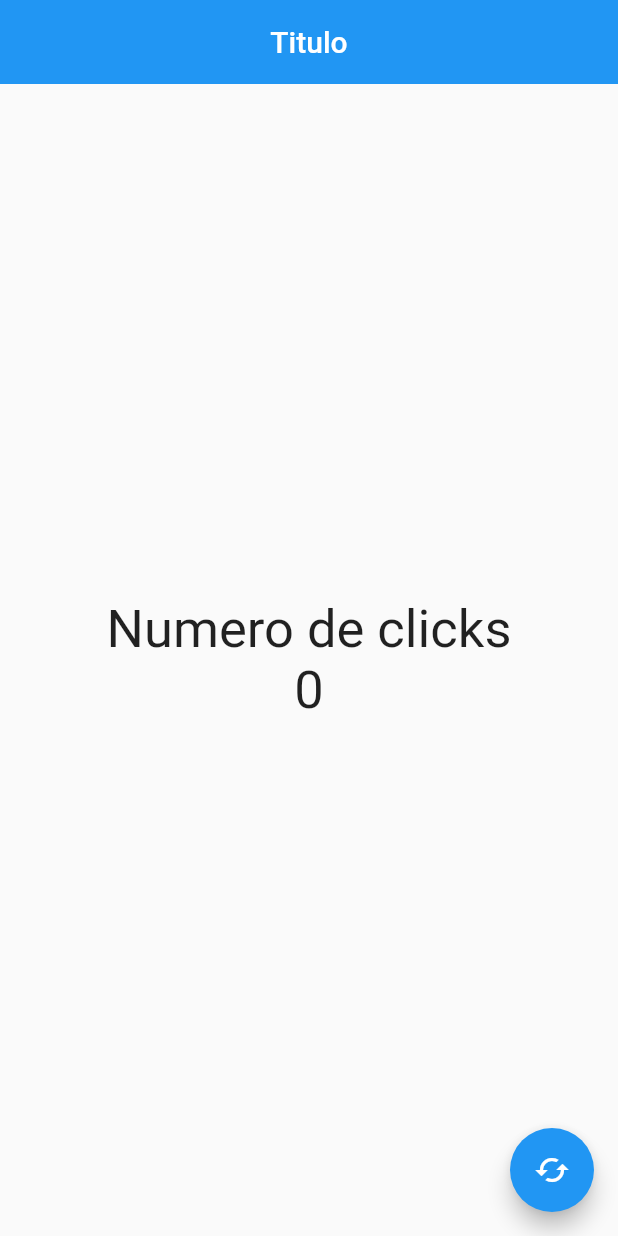
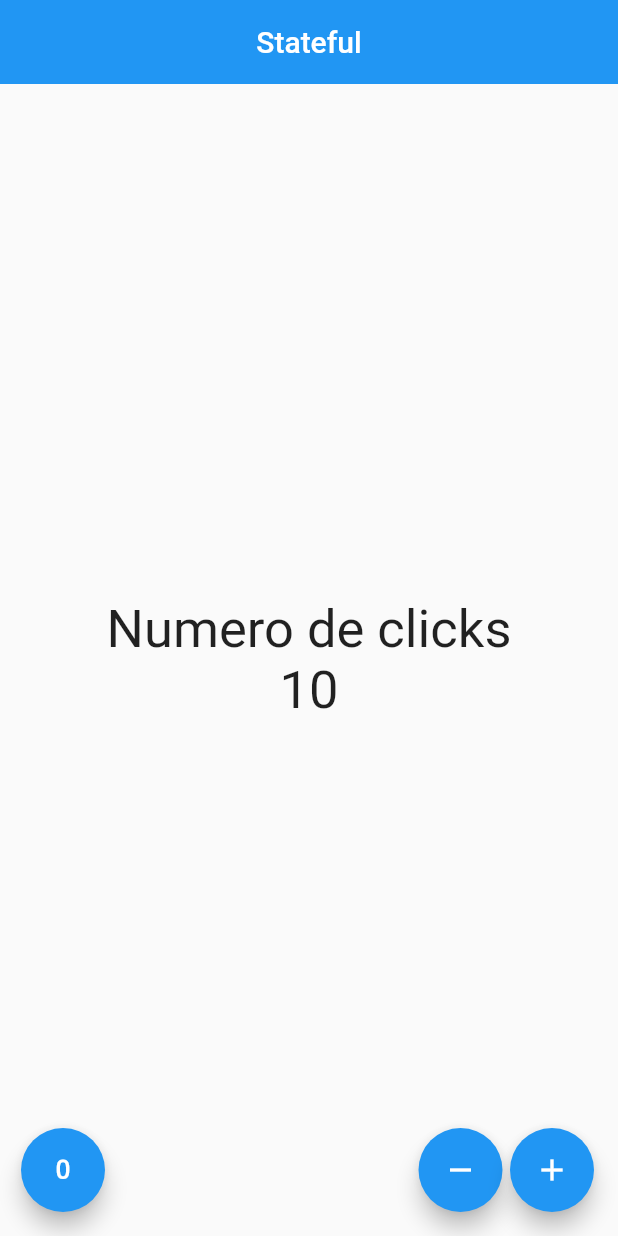
Before and after one commit to stiven212/flutter_project, a Flutter app: the screen it shows after launch, on a phone screen of 412 x 824 dp. Run offline on Flutter 3.47's test engine with Material 2 defaults, Android fonts, the phone set to English and light mode, and no system bars.

Commit message:
Buttons added without functionality

```diff
--- a/lib/src/app.dart
+++ b/lib/src/app.dart
@@ -1,5 +1,6 @@
 //import 'package:flutter_application_1/src/pages/home_page.dart';
 import 'package:flutter/material.dart';
+import 'package:flutter_application_1/src/pages/contador_page.dart';
 
 import 'pages/home_page.dart';
 
@@ -7,8 +8,10 @@ class MyApp extends StatelessWidget {
   @override
   Widget build(BuildContext context) {
     return MaterialApp(
+        debugShowCheckedModeBanner: false,
         home: Center(
-      child: HomePage(),
-    ));
+          // child: HomePage(),
+          child: ContadorPage(),
+        ));
   }
 }
--- /dev/null
+++ b/lib/src/pages/contador_page.dart
@@ -0,0 +1,60 @@
+import 'package:flutter/material.dart';
+
+class ContadorPage extends StatefulWidget {
+  @override
+  createState() => _ContadorPageState();
+}
+
+class _ContadorPageState extends State<ContadorPage> {
+  final _estiloTexto = TextStyle(fontSize: 35);
+
+  int _conteo = 10;
+
+  @override
+  Widget build(BuildContext context) {
+    return Scaffold(
+        appBar: AppBar(
+          title: Text('Stateful'),
+          centerTitle: true,
+          elevation: 0.0,
+        ),
+        body: Center(
+            child: Column(
+          mainAxisAlignment: MainAxisAlignment.center,
+          children: [
+            Text(
+              'Numero de clicks',
+              style: _estiloTexto,
+            ),
+            Text(
+              '$_conteo',
+              style: _estiloTexto,
+            )
+          ],
+        )),
+        floatingActionButton: _crearBotones());
+  }
+
+  Widget _crearBotones() {
+    return Row(
+      mainAxisAlignment: MainAxisAlignment.end,
+      children: [
+        SizedBox(width: 30),
+        FloatingActionButton(
+          child: Icon(Icons.exposure_zero),
+          onPressed: null,
+        ),
+        Expanded(child: SizedBox(width: 5.0)),
+        FloatingActionButton(
+          child: Icon(Icons.remove),
+          onPressed: null,
+        ),
+        SizedBox(width: 5.0),
+        FloatingActionButton(
+          child: Icon(Icons.add),
+          onPressed: null,
+        )
+      ],
+    );
+  }
+}
--- a/lib/src/pages/home_page.dart
+++ b/lib/src/pages/home_page.dart
@@ -1,7 +1,9 @@
 import 'package:flutter/material.dart';
 
 class HomePage extends StatelessWidget {
-  TextStyle estiloTexto = TextStyle(fontSize: 35);
+  final estiloTexto = TextStyle(fontSize: 35);
+
+  final conteo = 10;
 
   @override
   Widget build(BuildContext context) {
@@ -20,7 +22,7 @@ class HomePage extends StatelessWidget {
             style: estiloTexto,
           ),
           Text(
-            '0',
+            '$conteo',
             style: estiloTexto,
           )
         ],
@@ -31,6 +33,7 @@ class HomePage extends StatelessWidget {
           print('Hola Mundo!');
         },
       ),
+      floatingActionButtonLocation: FloatingActionButtonLocation.centerFloat,
     );
   }
 }
```
